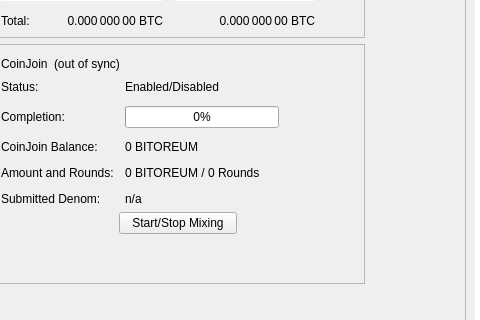
Old version of the form src/qt/forms/overviewpage.ui in the repository bitoreum/bitoreum; both pictures show x 114 to 594 and y 178 to 498 of the 960 by 585 pixel window.
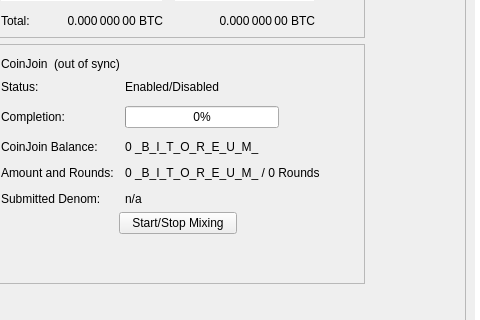
New version of the form.

Patch:
```diff
--- a/src/qt/forms/overviewpage.ui
+++ b/src/qt/forms/overviewpage.ui
@@ -455,7 +455,7 @@
             <item row="2" column="1">
              <widget class="QLabel" name="labelAnonymized">
               <property name="text">
-               <string notr="true">0 BITOREUM</string>
+               <string notr="true">0 _B_I_T_O_R_E_U_M_</string>
               </property>
              </widget>
             </item>
@@ -469,7 +469,7 @@
             <item row="3" column="1">
              <widget class="QLabel" name="labelAmountRounds">
               <property name="text">
-               <string>0 BITOREUM / 0 Rounds</string>
+               <string notr="true">0 _B_I_T_O_R_E_U_M_ / 0 Rounds</string>
               </property>
              </widget>
             </item>
```
